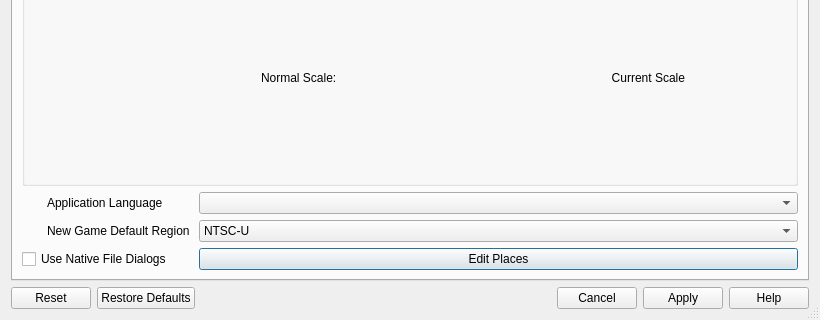
sithlord48/blackchocobo, file options.ui: the form before one commit; both pictures show x 0 to 820 and y 290 to 610 of the 820 by 610 pixel window.
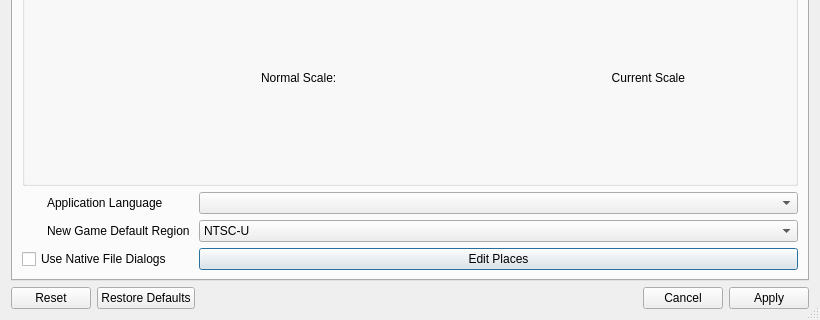
The form after the commit. Icons and pictures are not drawn.

Diff of the .ui file:
```diff
--- a/options.ui
+++ b/options.ui
@@ -930,7 +930,7 @@
       <enum>Qt::Horizontal</enum>
      </property>
      <property name="standardButtons">
-      <set>QDialogButtonBox::Apply|QDialogButtonBox::Cancel|QDialogButtonBox::Help|QDialogButtonBox::Reset|QDialogButtonBox::RestoreDefaults</set>
+      <set>QDialogButtonBox::Apply|QDialogButtonBox::Cancel|QDialogButtonBox::Reset|QDialogButtonBox::RestoreDefaults</set>
      </property>
      <property name="centerButtons">
       <bool>false</bool>
```
